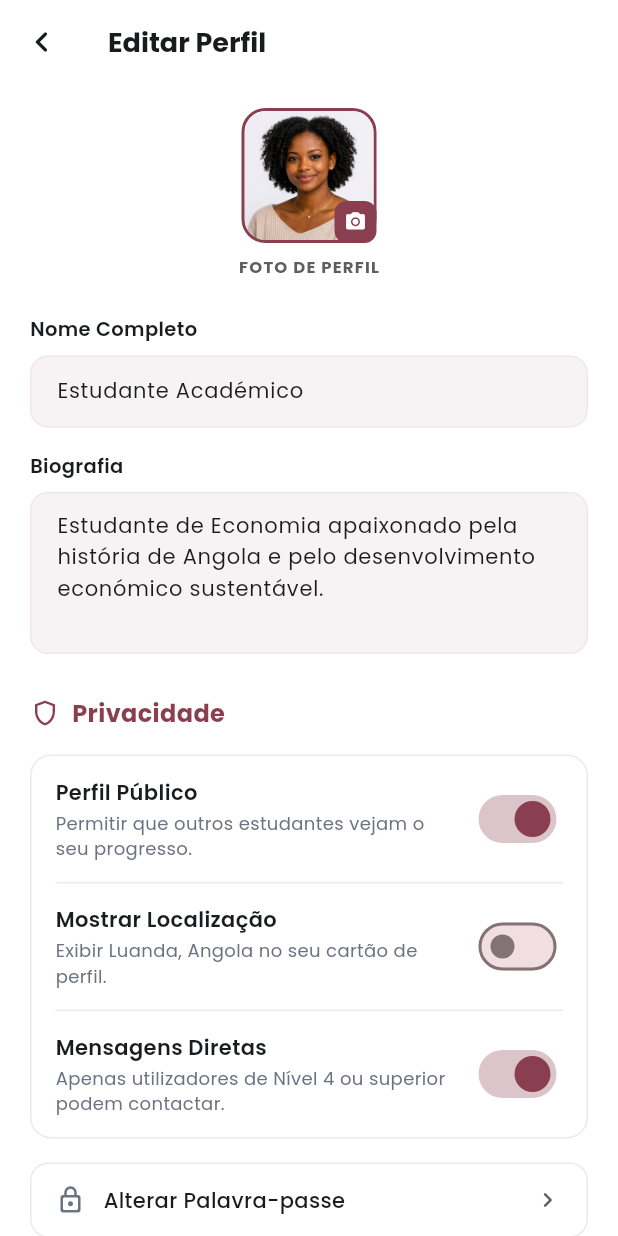
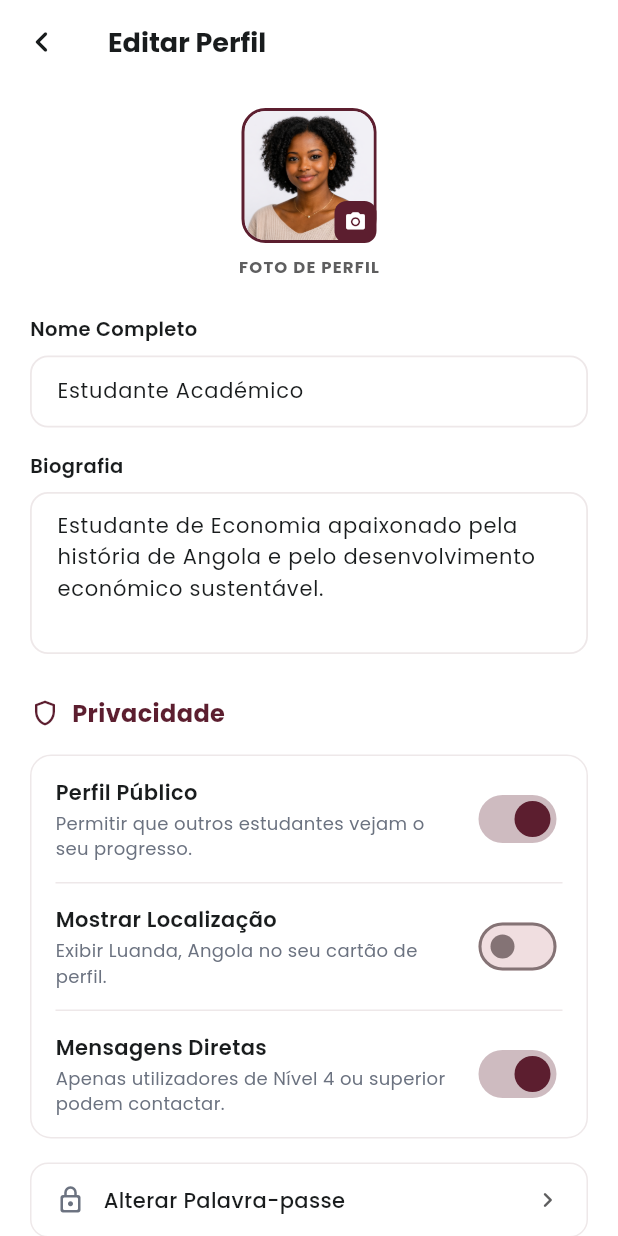
Before and after one commit to Jorgevictor26/economia-com-historia, a Flutter app: the EditarPerfilScreen screen opened directly, on a phone screen of 412 x 824 dp. Run offline on Flutter 3.47's test engine with Material 3 defaults, Android fonts, the phone set to English and light mode, and no system bars; our stand-ins replace image_picker, shared_preferences; accounts and stored records are empty.

Commit message:
Design mistakes fixed

```diff
--- a/FrontEnd-Mobile/lib/Screens/editar_perfil_screen.dart
+++ b/FrontEnd-Mobile/lib/Screens/editar_perfil_screen.dart
@@ -3,6 +3,7 @@ import 'package:economica_com_historia/theme/app_colors.dart';
 import 'package:economica_com_historia/widgets/app_bar_principal.dart';
 import 'dart:io';
 import 'package:image_picker/image_picker.dart';
+import 'package:economica_com_historia/screens/repor_palavra_passe.dart';
 
 class EditarPerfilScreen extends StatefulWidget {
   const EditarPerfilScreen({super.key});
@@ -197,7 +198,14 @@ class _EditarPerfilScreenState extends State<EditarPerfilScreen> {
               _ItemAcao(
                 icone: Icons.lock_outline_rounded,
                 label: 'Alterar Palavra-passe',
-                onTap: () {},
+                onTap: () {
+                  Navigator.push(
+                    context,
+                    MaterialPageRoute(
+                      builder: (_) => const ReporPalavraPasseScreen(),
+                    ),
+                  );
+                },
               ),
               const SizedBox(height: 8),
               _ItemAcao(
@@ -302,14 +310,20 @@ class _CampoTexto extends StatelessWidget {
       style: const TextStyle(fontSize: 14, color: AppColors.textDark),
       decoration: InputDecoration(
         filled: true,
-        fillColor: const Color(0xFFF7F3F4),
+        fillColor: Colors.white, // ← era Color(0xFFF7F3F4)
         border: OutlineInputBorder(
           borderRadius: BorderRadius.circular(12),
-          borderSide: const BorderSide(color: Color(0xFFEEE8E9)),
+          borderSide: const BorderSide(
+            color: AppColors.textDark,
+            width: 1.2,
+          ), // ← borda preta
         ),
         enabledBorder: OutlineInputBorder(
           borderRadius: BorderRadius.circular(12),
-          borderSide: const BorderSide(color: Color(0xFFEEE8E9)),
+          borderSide: const BorderSide(
+            color: Color(0xFFEEE8E9),
+            width: 1.2,
+          ), // ← borda preta
         ),
         focusedBorder: OutlineInputBorder(
           borderRadius: BorderRadius.circular(12),
--- a/FrontEnd-Mobile/lib/Screens/explorar_conteudo_screen.dart
+++ b/FrontEnd-Mobile/lib/Screens/explorar_conteudo_screen.dart
@@ -462,10 +462,6 @@ class _GuiaCard extends StatelessWidget {
           Container(
             width: 44,
             height: 44,
-            decoration: BoxDecoration(
-              color: const Color(0xFFB5933A).withOpacity(0.15),
-              borderRadius: BorderRadius.circular(10),
-            ),
             child: Image.asset(
               'assets/images/Logo.png',
               width: 22,
--- a/FrontEnd-Mobile/lib/theme/app_colors.dart
+++ b/FrontEnd-Mobile/lib/theme/app_colors.dart
@@ -1,7 +1,7 @@
 import 'package:flutter/material.dart';
 
 class AppColors {
-  static const primary = Color(0xFF8A3F50);
+  static const primary = Color(0XFF5C1E2F);
 
   static const primaryDark = Color(0xFF534345);
 
```
Also changed, not shown: FrontEnd-Mobile/lib/Screens/forum_screen.dart (+5 -5 lines), FrontEnd-Mobile/lib/Screens/perfil_screen.dart (+4 -4 lines).
